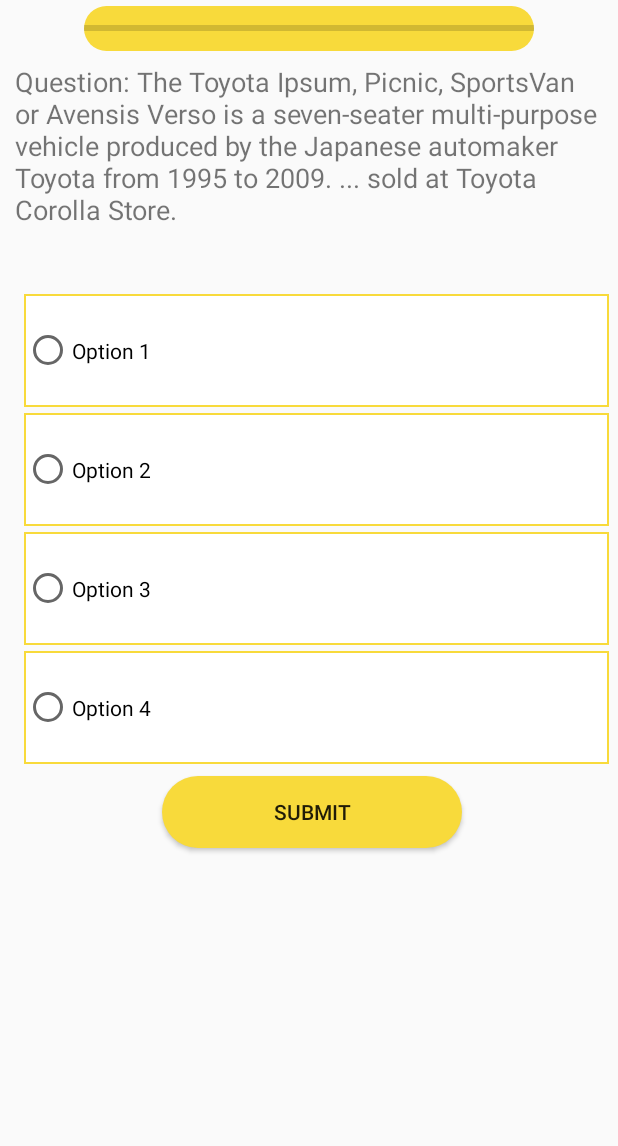
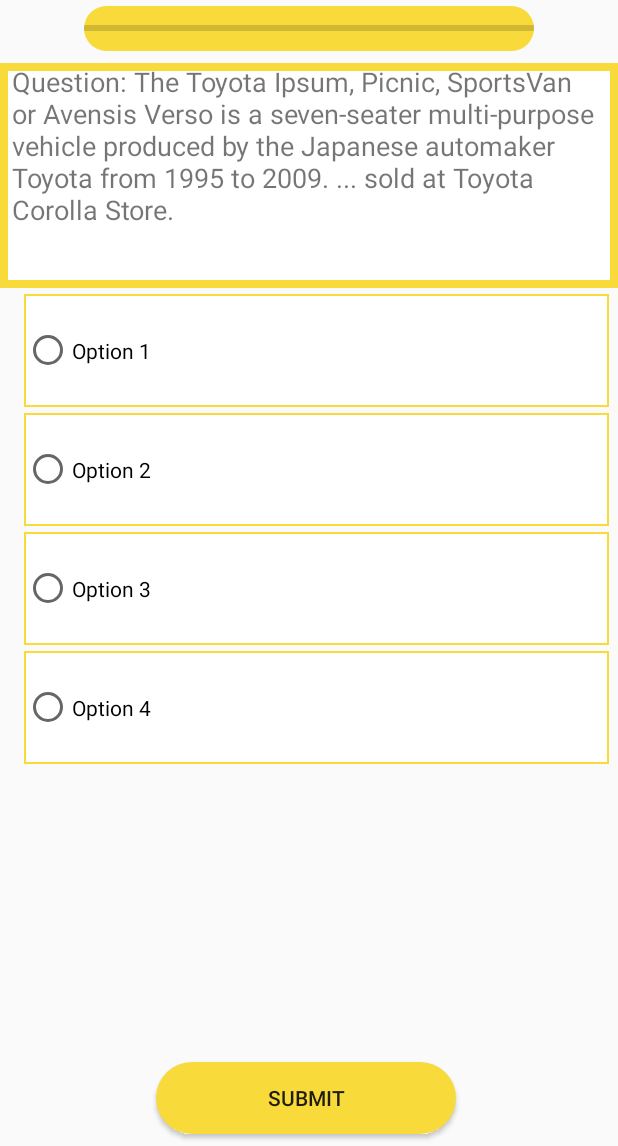
Before and after one commit to manasvityagi/A3, an Android app: the QuizActivity screen opened directly, with no data from a screen before it, on a phone screen of 412 x 824 dp, the part 90-1236 px from its top. Run offline under Robolectric (Android 15) with nearby library versions, the phone set to English and light mode, and no system bars; 3 statements that could not run were skipped.

```diff
--- a/app/src/main/java/com/manas/quizapp/QuizActivity.java
+++ b/app/src/main/java/com/manas/quizapp/QuizActivity.java
@@ -8,6 +8,7 @@ import android.util.Log;
 import android.view.View;
 import android.widget.Button;
 import android.widget.RadioButton;
+import android.widget.RadioGroup;
 import android.widget.TextView;
 import android.widget.Toast;
 
@@ -16,57 +17,58 @@ import java.util.List;
 public class QuizActivity extends AppCompatActivity {
     SQLiteDatabase dbHandler = null;
     List<QuizQuestionsModel> questionList;
+    Integer currentQuestionPointer =0;
     TextView questionStatementField;
+    RadioGroup quesRadioGroup;
     RadioButton radioOption1;
     RadioButton radioOption2;
     RadioButton radioOption3;
     RadioButton radioOption4;
+    RadioButton selectedRadioButton;
     Button submitButton;
 
     @Override
     protected void onCreate(Bundle savedInstanceState) {
         super.onCreate(savedInstanceState);
 
-        Bundle bundle = getIntent().getExtras();
-        String categoryPassedToThis = getIntent().getStringExtra("category");
-        Integer quizLength = bundle.getInt("quiz_length");
-
-
-        Log.e("app", String.valueOf(quizLength) + " category " + categoryPassedToThis);
-        setContentView(R.layout.activity_quiz);
-
-        questionStatementField = (TextView) findViewById(R.id.QuestionStatement);
-        radioOption1 = (RadioButton) findViewById(R.id.radioButton1);
-        radioOption2 = (RadioButton) findViewById(R.id.radioButton2);
-        radioOption3 = (RadioButton) findViewById(R.id.radioButton3);
-        radioOption4 = (RadioButton) findViewById(R.id.radioButton4);
-        submitButton = (Button) findViewById(R.id.submit_answer);
+        loadQuestionsFromDB();
+        setupUI();
 
         submitButton.setOnClickListener(new View.OnClickListener() {
             @Override
             public void onClick(View v) {
-                Log.e("app", "Answer submitted");
+
+                // get selected radio button from radioGroup
+                int selectedId = quesRadioGroup.getCheckedRadioButtonId();
+                // find the radiobutton by returned id
+                selectedRadioButton = (RadioButton) findViewById(selectedId);
+                Toast.makeText(QuizActivity.this,
+                        selectedRadioButton.getText(), Toast.LENGTH_SHORT).show();
+                Log.e("app",  selectedRadioButton.getText().toString());
+                loadNextQuestion(questionList.get(currentQuestionPointer));
+                currentQuestionPointer+=1;
+
             }
         });
 
+    }
 
-        questionList = getQuestionList();
+    private void loadNextQuestion(QuizQuestionsModel individualQuestions){
+        Log.e("app", "Question Statement " + individualQuestions.getQuestionStatement());
+        loadNextQuestion(questionList.get(currentQuestionPointer));
+        currentQuestionPointer+=1;
 
-
-        for (QuizQuestionsModel individualQuestions : questionList) {
-            Log.e("app", "Question Statement " + individualQuestions.getQuestionStatement());
-
-            questionStatementField.setText("Hey, one more TextView");
-        }
-
-
-
-
+        questionStatementField.setText(individualQuestions.getQuestionStatement());
+        radioOption1.setText(individualQuestions.getOption1());
+        radioOption2.setText(individualQuestions.getOption2());
+        radioOption3.setText(individualQuestions.getOption3());
+        radioOption4.setText(individualQuestions.getOption4());
     }
 
     private List<QuizQuestionsModel> getQuestionList() {
         Bundle bundle = getIntent().getExtras();
         String categoryPassedToThis = getIntent().getStringExtra("category");
+         categoryPassedToThis = "courtesy";
         Integer quizLength = bundle.getInt("quiz_length");
         Log.e("app", String.valueOf(quizLength) + " category " + categoryPassedToThis);
 
@@ -82,4 +84,23 @@ public class QuizActivity extends AppCompatActivity {
         return questionList;
     }
 
+    private void setupUI() {
+        setContentView(R.layout.activity_quiz);
+
+        questionStatementField = (TextView) findViewById(R.id.QuestionStatement);
+        radioOption1 = (RadioButton) findViewById(R.id.radioButton1);
+        radioOption2 = (RadioButton) findViewById(R.id.radioButton2);
+        radioOption3 = (RadioButton) findViewById(R.id.radioButton3);
+        radioOption4 = (RadioButton) findViewById(R.id.radioButton4);
+        submitButton = (Button) findViewById(R.id.submit_answer);
+        quesRadioGroup = findViewById(R.id.radioGroup);
+        //Load First Question
+        loadNextQuestion(questionList.get(0));
+        currentQuestionPointer=1;
+    }
+
+    private void loadQuestionsFromDB() {
+        this.questionList = getQuestionList();
+    }
+
 }
--- /dev/null
+++ b/app/src/main/res/drawable/harder_border.xml
@@ -0,0 +1,8 @@
+<?xml version="1.0" encoding="utf-8"?>
+<shape xmlns:android="http://schemas.android.com/apk/res/android"
+    android:shape="rectangle">
+    <solid android:color="#FFFFFF" />
+    <stroke
+        android:width="5dp"
+        android:color="@color/mud_yellow" />
+</shape>
--- a/app/src/main/res/layout/activity_quiz.xml
+++ b/app/src/main/res/layout/activity_quiz.xml
@@ -42,13 +42,15 @@
 
     <TextView
         android:id="@+id/QuestionStatement"
-        android:layout_width="390dp"
+        android:layout_width="match_parent"
         android:layout_height="wrap_content"
         android:minHeight="150dp"
-        android:layout_marginStart="10dp"
+        android:layout_marginStart="0dp"
         android:layout_marginTop="8dp"
+        android:background="@drawable/harder_border"
         android:text="@string/question_text"
         android:textSize="18sp"
+        android:paddingStart="@dimen/default_gap"
         app:layout_constraintStart_toStartOf="parent"
         app:layout_constraintTop_toBottomOf="@+id/progressBar1" />
 
@@ -106,16 +108,17 @@
             app:layout_constraintTop_toBottomOf="@+id/radioButton3" />
 
     </RadioGroup>
+
     <Button
         android:id="@+id/submit_answer"
         android:layout_width="200dp"
         android:layout_height="wrap_content"
-        android:layout_marginStart="108dp"
-        android:layout_marginTop="8dp"
+        android:layout_marginStart="104dp"
+        android:layout_marginBottom="8dp"
+        android:background="@drawable/rounded_corners"
         android:text="submit"
-        android:background="@drawable/rounded_corners"
-        app:layout_constraintStart_toStartOf="parent"
-        app:layout_constraintTop_toBottomOf="@+id/radioGroup" />
+        app:layout_constraintBottom_toBottomOf="parent"
+        app:layout_constraintStart_toStartOf="parent" />
 
 
 </androidx.constraintlayout.widget.ConstraintLayout>
```
